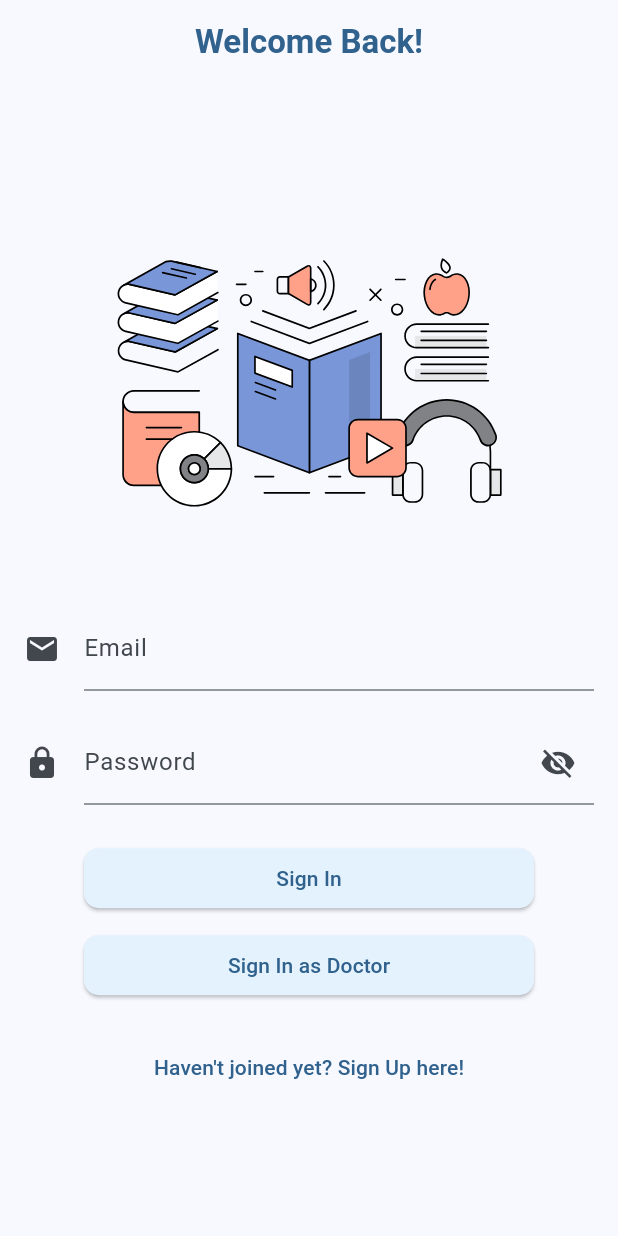
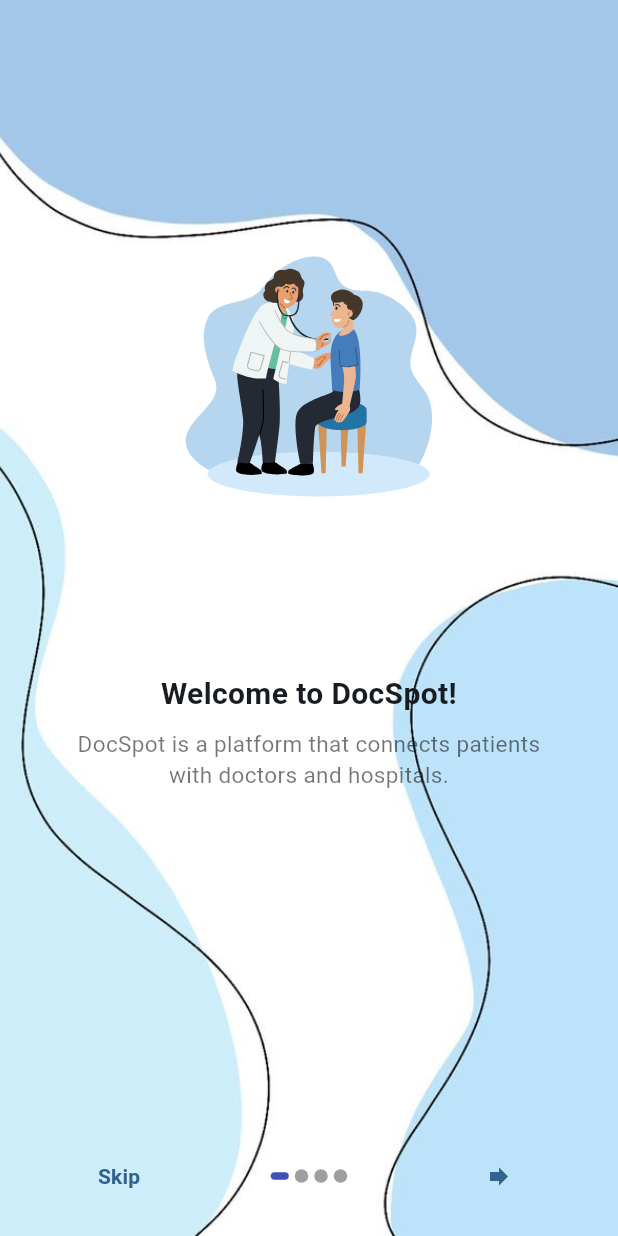
Before and after one commit to Hammad-Shahid24/FYP-App, a Flutter app: the screen it shows after launch, on a phone screen of 412 x 824 dp. Run offline on Flutter 3.47's test engine with Material 3 defaults, Android fonts, the phone set to English and light mode, and no system bars; drawn by our look-alikes of introduction_screen; our stand-ins replace cloud_firestore, firebase_auth, firebase_core, flutter_svg, shared_preferences; accounts and stored records are empty.

Commit message:
the onboarding page is also done along with its shared preferences settings, i've also added a appbar logo, now i'll work on the other pages.

```diff
--- a/lib/main.dart
+++ b/lib/main.dart
@@ -13,6 +13,7 @@ import 'package:fypapp/services/database/patient_database_helper.dart';
 import 'package:fypapp/services/shared_preferences/sp_service.dart';
 import 'package:fypapp/views/doctor_form_view.dart';
 import 'package:fypapp/views/doctor_home_view.dart';
+import 'package:fypapp/views/onboarding_view.dart';
 import 'package:fypapp/views/patient_form_view.dart';
 import 'package:fypapp/views/patient_home_view.dart';
 import 'package:fypapp/views/loading_view.dart';
@@ -82,7 +83,11 @@ class MyApp extends StatelessWidget {
                         return const VerifyEmailView();
                       }
                     } else {
-                      return const SignInView();
+                      if (context.watch<SignInHelperProvider>().onBoardingDone) {
+                        return const SignInView();
+                      } else {
+                        return const OnBoardingView();
+                      }
                     }
                 }
               },
--- a/lib/providers/signin_helper_provider.dart
+++ b/lib/providers/signin_helper_provider.dart
@@ -9,6 +9,7 @@ class SignInHelperProvider extends ChangeNotifier {
   final SharedPreferencesService _spService;
   late String userId;
   late bool isDoctor;
+  late bool onBoardingDone;
 
   SignInHelperProvider(this._spService) {
     initializeVariables();
@@ -21,6 +22,7 @@ class SignInHelperProvider extends ChangeNotifier {
   void initializeVariables() async {
     isDoctor = await _spService.getIsDoctor ?? false;
     userId = await _spService.getUserId ?? '';
+    onBoardingDone = await _spService.getIsOnBoardingDone ?? false;
     notifyListeners();
   }
 
--- /dev/null
+++ b/lib/views/onboarding_view.dart
@@ -0,0 +1,93 @@
+import "package:flutter/material.dart";
+import "package:flutter_svg/flutter_svg.dart";
+import "package:fypapp/constants/routes.dart";
+import "package:fypapp/services/shared_preferences/sp_service.dart";
+import "package:introduction_screen/introduction_screen.dart";
+
+class OnBoardingView extends StatelessWidget {
+  const OnBoardingView({super.key});
+
+  @override
+  Widget build(BuildContext context) {
+    return IntroductionScreen(
+      pages: [
+        PageViewModel(
+          title: 'Welcome to DocSpot!',
+          body: "DocSpot is a platform that connects patients with doctors and hospitals.",
+          image: buildImage("assets/3.svg"),
+          decoration: getPageDecoration("assets/bg2.jpg"),
+        ),
+        PageViewModel(
+          title: 'Find the Perfect Doctor',
+          body: 'Search for the perfect doctor for your needs.',
+          image: buildImage("assets/4.svg"),
+          decoration: getPageDecoration("assets/bg3.jpg"),
+        ),
+        PageViewModel(
+          title: 'Manage Your Appointments',
+          body: 'Manage your appointments with ease.',
+          image: buildImage("assets/2.svg"),
+          decoration: getPageDecoration("assets/bg2.jpg"),
+        ),
+        PageViewModel(
+          title: 'Take Control of Your Health',
+          body: 'Take control of your health with DocSpot.',
+          image: buildImage("assets/5.svg"),
+          decoration: getPageDecoration("assets/bg3.jpg"),
+        ),
+      ],
+      onDone: () {
+        SharedPreferencesService.start().saveIsOnBoardingDOne(true);
+        Navigator.of(context).pushNamedAndRemoveUntil(signInRoute, (route) => false);
+      },
+      scrollPhysics: const ClampingScrollPhysics(),
+      showDoneButton: true,
+      showNextButton: true,
+      showSkipButton: true,
+      skip: const Text("Skip", style: TextStyle(fontWeight: FontWeight.w600)),
+      next: const Icon(Icons.forward),
+      done: const Text("Done", style: TextStyle(fontWeight: FontWeight.w600)),
+      animationDuration: 600,
+      curve: Curves.easeInOutCirc,
+      dotsDecorator: getDotsDecorator(),
+      freeze: false, // Enable swiping between pages
+    );
+  }
+}
+
+Widget buildImage(String imagePath) {
+  return Center(
+    child: SvgPicture.asset(
+      imagePath,
+      width: 450,
+      height: 200,
+    ),
+  );
+}
+
+PageDecoration getPageDecoration(String img) {
+  return PageDecoration(
+    imagePadding: const EdgeInsets.only(top: 120),
+    bodyPadding: const EdgeInsets.only(top: 8, left: 20, right: 20),
+    titlePadding: const EdgeInsets.only(top: 50),
+    bodyTextStyle: const TextStyle(color: Colors.black54, fontSize: 15),
+    boxDecoration: BoxDecoration(
+      image: DecorationImage(
+        image: AssetImage(img),
+        fit: BoxFit.cover,
+      ),
+    ),
+  );
+}
+
+DotsDecorator getDotsDecorator() {
+  return const DotsDecorator(
+    spacing: EdgeInsets.symmetric(horizontal: 2),
+    activeColor: Colors.indigo,
+    color: Colors.grey,
+    activeSize: Size(12, 5),
+    activeShape: RoundedRectangleBorder(
+      borderRadius: BorderRadius.all(Radius.circular(25.0)),
+    ),
+  );
+}
--- a/lib/views/signin_view.dart
+++ b/lib/views/signin_view.dart
@@ -19,12 +19,9 @@ class SignInView extends StatelessWidget {
 
     return Scaffold(
       appBar: AppBar(
-        title: Text(
-          'Welcome Back!',
-          style: TextStyle(
-            color: Theme.of(context).primaryColor,
-            fontWeight: FontWeight.bold,
-          ),
+        title: SvgPicture.asset(
+          'assets/logo.svg',
+          height: 120
         ),
         centerTitle: true,
       ),
@@ -34,7 +31,9 @@ class SignInView extends StatelessWidget {
           child: SingleChildScrollView(
             child: Column(
               children: <Widget>[
-                const SizedBox(height: 30,),
+                const SizedBox(
+                  height: 30,
+                ),
                 SvgPicture.asset(
                   'assets/1.svg',
                   height: 200,
@@ -60,7 +59,7 @@ class SignInView extends StatelessWidget {
                         border: const UnderlineInputBorder(),
                         suffixIcon: IconButton(
                           icon: obscureText
-                              ? Icon(Icons.visibility_off)
+                              ? const Icon(Icons.visibility_off)
                               : Icon(Icons.visibility,
                                   color: Theme.of(context).primaryColor),
                           onPressed: () {
@@ -89,8 +88,7 @@ class SignInView extends StatelessWidget {
                             .patientExists(authUser.uid!)) {
                           SharedPreferencesService.start()
                               .saveAuthId(authUser.uid!);
-                          SharedPreferencesService.start()
-                              .saveIsDoctor(false);
+                          SharedPreferencesService.start().saveIsDoctor(false);
                           Navigator.of(context).pushNamedAndRemoveUntil(
                               patientHomeRoute, (route) => false);
                         } else {
@@ -99,9 +97,7 @@ class SignInView extends StatelessWidget {
                             context: context,
                             builder: (context) {
                               return MyDialog(
-                                onPressed: () {
-                                  Navigator.of(context).pop();
-                                },
+                                onPressed: () {},
                                 title: 'You aren\'t a patient',
                                 content:
                                     'Try pressing the other button to sign in as a doctor',
@@ -115,9 +111,7 @@ class SignInView extends StatelessWidget {
                           context: context,
                           builder: (context) {
                             return MyDialog(
-                              onPressed: () {
-                                Navigator.of(context).pop();
-                              },
+                              onPressed: () {},
                               title: 'Error',
                               content: e.toString(),
                               icon: Icons.error_outline,
@@ -132,7 +126,7 @@ class SignInView extends StatelessWidget {
                         borderRadius: BorderRadius.circular(10),
                       ),
                     ),
-                    child: Text('Sign In'),
+                    child: const Text('Sign In'),
                   ),
                 ),
                 const SizedBox(height: 10),
@@ -159,9 +153,7 @@ class SignInView extends StatelessWidget {
                             context: context,
                             builder: (context) {
                               return MyDialog(
-                                onPressed: () {
-                                  Navigator.of(context).pop();
-                                },
+                                onPressed: () {},
                                 title: 'You aren\'t a doctor yet!',
                                 content:
                                     'Try pressing the other button to sign in as a patient',
@@ -175,9 +167,7 @@ class SignInView extends StatelessWidget {
                           context: context,
                           builder: (context) {
                             return MyDialog(
-                              onPressed: () {
-                                Navigator.of(context).pop();
-                              },
+                              onPressed: () {},
                               title: 'Error',
                               content: e.toString(),
                               icon: Icons.error_outline,
--- a/pubspec.yaml
+++ b/pubspec.yaml
@@ -41,6 +41,7 @@ dependencies:
   firebase_auth: ^4.17.4
   shared_preferences: ^2.2.2
   flutter_svg: ^2.0.10+1
+  introduction_screen: ^3.1.12
 
 dev_dependencies:
   flutter_test:
@@ -67,7 +68,6 @@ flutter:
   # To add assets to your application, add an assets section, like this:
   assets:
      - assets/
-  #   - images/a_dot_ham.jpeg
 
   # An image asset can refer to one or more resolution-specific "variants", see
   # https://flutter.dev/assets-and-images/#resolution-aware
```
Also changed, not shown: lib/services/shared_preferences/sp_service.dart (+9 -9 lines), lib/views/signup_view.dart (+4 -6 lines), assets/3.svg, assets/4.svg (added), assets/5.svg (added), assets/b.jpeg (deleted), assets/bg1.jpg, assets/bg2.jpg, assets/bg3.jpg, assets/bg4.jpg, assets/bg5.jpg (deleted), assets/logo.svg (added), lib/generated/assets.dart (added), pubspec.lock.
